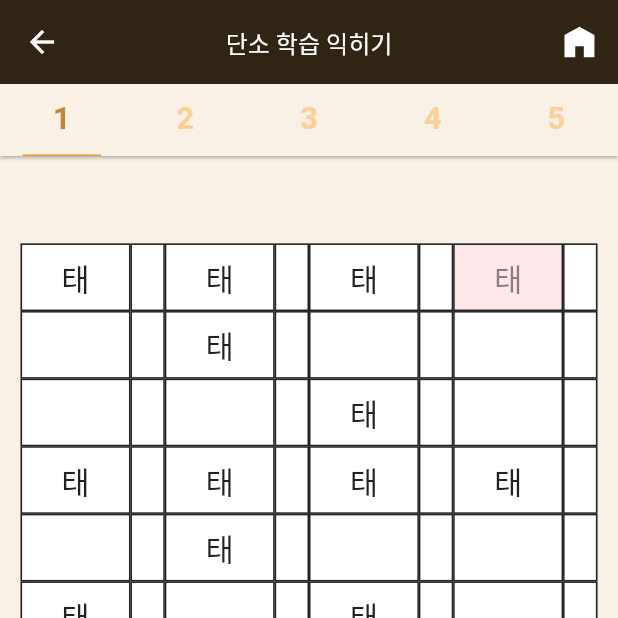
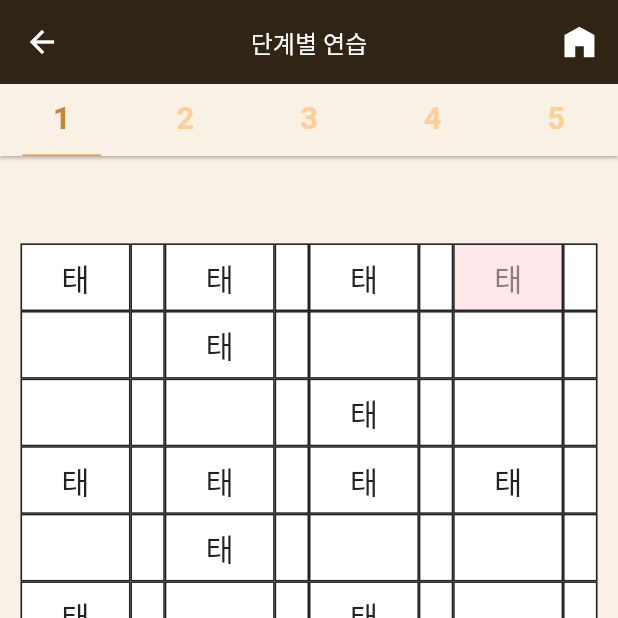
Before and after one commit to anseungwoo/mct_danso, a Flutter app: the MainDansoLearningLevelScreen screen opened directly, on a phone screen of 412 x 824 dp, the top half of it. Run offline on Flutter 3.47's test engine with Material 2 defaults, Android fonts, the phone set to English and light mode, and no system bars; our stand-ins replace assets_audio_player, camera, carousel_slider, device_preview, double_back_to_close_app, flutter_neumorphic and 12 more; missing offline and left inert: audio_session, dart:ffi, flutter_audio_capture, flutter_audio_recorder2, flutter_midi, flutter_youtube_view and 2 more; accounts and stored records are empty; Roboto replaces fonts that are missing (assets/font/NotoSansKR-Medium.otf, assets/font/NotoSansKR-Regular.otf).

Commit message:
선생님들깨 보내기전 수정사항 song_play_and_test.dart 장단 추가함 danso_step_by_step.dart 장단은빼고 단소소리만 적용 my_page_look.dart  path cach로 저장 되는 이슈 처리중 my_page_look_player.dart 화면 반전이 시킴 timer_widget.dart  글자크기를 줄이고 화면에 맞게구성 learning_dialog.dart  반응형다이얼 로그로 바꿈 learning_dialog_icon.dart  정각형으로 바꿈 song_camara_recoding.dart  녹화시에 장단만 나오게됨 song_audio_recorder.dart 녹음시에 장단만 나오게됨 questions_screen.dart 글자 오버플로우땜에 조금 줄임 main_screen.dart 이름이 맞지 않아서 이름 변경 main_danso_learning_test_screen.dart  디스포즈시 초기화해줌 main_danso_learning_level_screen.dart 연습하기 4박장단으로 통일 jungganbo_controller.dart 장단에 따른 스피드 적용 danso_sound_learning_controller.dart 초기화에따른 컨트롤로 수정 camera_record_controller.dart  녹화부분 path부분 수정중 <description> <issue-number>

```diff
--- a/lib/controllers/camera_record/camera_record_controller.dart
+++ b/lib/controllers/camera_record/camera_record_controller.dart
@@ -56,8 +56,11 @@ class CameraRecordController extends GetxController {
     );
     showToast(message: '녹화가 완료되었습니다.');
     _playAndTestController.stateCountTwo();
+    if (Platform.isAndroid) {
+      File(video.path).deleteSync(); // 이코드 주석 처리하니깐 ios에서 실행됨
+    }
+    print(video.path);
 
-    // File(video.path).deleteSync(); // 이코드 주석 처리하니깐 ios에서 실행됨
     _playAndTestController.stateCountTwo();
     audioAndVideoDBController.putAudioAndVideoRecordDB(
         exerPath: video.path, exerType: 'video', songId: songId);
@@ -71,6 +74,7 @@ class CameraRecordController extends GetxController {
 
   Future<void> onRecord() async {
     await controller.startVideoRecording();
+
     showToast(message: '녹화를 시작합니다.');
 
     update();
--- a/lib/controllers/danso_sound_learning_controller.dart
+++ b/lib/controllers/danso_sound_learning_controller.dart
@@ -79,6 +79,9 @@ class DansoSoundLearningController extends GetxController {
     soundTuningState = false;
     listenTuningState = false;
     playTuningState = false;
+    tuningButtonText = '기준음 잡기';
+    buttonListen = '예시듣기';
+    buttonPlay = '불어보기';
     if (isRecording) {
       stopCapture();
     }
--- a/lib/controllers/jungganbo_controller.dart
+++ b/lib/controllers/jungganbo_controller.dart
@@ -28,7 +28,7 @@ class JungganboController extends GetxController {
   int pagenext = 1;
   int sheetHorizontal = 0;
   int copySheetHorizontal = 0;
-  String janDan = "";
+  String jangDan = "";
   final _audioRecorder = FlutterAudioCapture();
   final pitchDetectorDart = PitchDetector(44100, 2000);
   final pitchupDart = PitchHandler(InstrumentType.guitar);
@@ -96,7 +96,7 @@ class JungganboController extends GetxController {
   }
 
   void setSpeed() {
-    switch (janDan) {
+    switch (jangDan) {
       case "중중모리장단":
         assetsAudioPlayer.setPlaySpeed(1.265);
         break;
--- a/lib/screens/main_danso_learning_level_screen.dart
+++ b/lib/screens/main_danso_learning_level_screen.dart
@@ -11,7 +11,7 @@ class MainDansoLearningLevelScreen extends StatelessWidget {
       length: 5,
       child: Scaffold(
         appBar: tabbarAndAppBar(
-          title: '단소 학습 익히기',
+          title: '단계별 연습',
           tabbar: defaultTabBar(
             tabList: [
               Tab(text: '1'),
@@ -28,13 +28,13 @@ class MainDansoLearningLevelScreen extends StatelessWidget {
             DansoStepByStep(
                 currentLevel: '1', sheetData: level1, jangdan: '4박장단'),
             DansoStepByStep(
-                currentLevel: '2', sheetData: level2, jangdan: '중중모리장단'),
+                currentLevel: '2', sheetData: level2, jangdan: '4박장단'),
             DansoStepByStep(
-                currentLevel: '3', sheetData: level3, jangdan: '자진모리장단'),
+                currentLevel: '3', sheetData: level3, jangdan: '4박장단'),
             DansoStepByStep(
-                currentLevel: '4', sheetData: level4, jangdan: '굿거리장단'),
+                currentLevel: '4', sheetData: level4, jangdan: '4박장단'),
             DansoStepByStep(
-                currentLevel: '5', sheetData: level5, jangdan: '세마치장단'),
+                currentLevel: '5', sheetData: level5, jangdan: '4박장단'),
           ],
         ),
       ),
--- a/lib/screens/main_screen.dart
+++ b/lib/screens/main_screen.dart
@@ -105,7 +105,7 @@ class _MainScreenState extends State<MainScreen> {
                         page: LearningSongListScreen()),
                     _homeMenuButton(
                         assetName: QandA_SVG,
-                        title: 'Q&A',
+                        title: 'Q&A와 팁',
                         contant: QUESTIONS,
                         svgHeight: 60,
                         svgWidth: 60,
--- a/lib/screens/questions_screen.dart
+++ b/lib/screens/questions_screen.dart
@@ -34,10 +34,8 @@ class _QuestionsScreenState extends State<QuestionsScreen> {
         appBar: tabbarAndAppBar(
             title: 'Q&A와 팁',
             tabbar: defaultTabBar(tabList: [
-
               TabText('Q&A'),
               TabText('팁'),
-
             ])),
         body: TabBarView(
           children: [
@@ -82,7 +80,7 @@ class _QuestionsScreenState extends State<QuestionsScreen> {
                                       textAlign: TextAlign.start,
                                       style: TextStyle(
                                           color: white,
-                                          fontSize: textSixSize.sp,
+                                          fontSize: textFiveSize.sp,
                                           fontFamily: NOTO_MEDIUM),
                                     ),
                                   ],
--- a/lib/widgets/audio_record/song_audio_recorder.dart
+++ b/lib/widgets/audio_record/song_audio_recorder.dart
@@ -28,6 +28,7 @@ class SongAudioRecorderState extends State<SongAudioRecorder> {
           songId: widget.songId, exerType: 'audio');
       widget.controller.allMidiStop();
       indexManager.stopIndex();
+      widget.controller.jandanStop();
     }
 
     if (audioRecordController.isRecording == false) {
@@ -85,7 +86,7 @@ class SongAudioRecorderState extends State<SongAudioRecorder> {
                     audioRecordController.startRecording();
                     widget.controller.jandanPlay();
                     widget.controller.stepStart();
-                    widget.controller.playJungGanBo(indexManager);
+                    // widget.controller.playJungGanBo(indexManager);
                     // widget.controller.audioSessionConfigure();
                   }
                   if (!widget.controller.startStopState) {
--- a/lib/widgets/camera_record/song_camara_recoding.dart
+++ b/lib/widgets/camera_record/song_camara_recoding.dart
@@ -40,6 +40,7 @@ class _SongCamaraRecodingState extends State<SongCamaraRecoding> {
       cameraRecordcontroller.onStop(songId: widget.songId);
       widget.controller.allMidiStop();
       indexManager.stopIndex();
+      widget.controller.jandanStop();
     }
 
     if (cameraRecordcontroller.isRecording == false) {
@@ -101,7 +102,7 @@ class _SongCamaraRecodingState extends State<SongCamaraRecoding> {
                     widget.controller.jandanPlay();
                     caController.onRecord();
                     widget.controller.stepStart();
-                    widget.controller.playJungGanBo(indexManager);
+                    // widget.controller.playJungGanBo(indexManager);
 
                     //widget.controller.audioSessionConfigure();
                   }
@@ -109,7 +110,6 @@ class _SongCamaraRecodingState extends State<SongCamaraRecoding> {
                     widget.controller.jandanStop();
                     caController.onStop(songId: widget.songId);
                     caController.getBack();
-
                     widget.controller.stepStop();
                     indexManager.stopIndex();
                   }
--- a/lib/widgets/main/learning_dialog_icon.dart
+++ b/lib/widgets/main/learning_dialog_icon.dart
@@ -13,7 +13,7 @@ Widget icon(
     },
     child: Container(
       width: 140.w,
-      height: 140.h,
+      height: 140.w,
       decoration: BoxDecoration(
         color: logoColor,
         borderRadius: BorderRadius.circular(10), //모서리를 둥글게as
--- a/lib/widgets/main/timer_widget.dart
+++ b/lib/widgets/main/timer_widget.dart
@@ -77,7 +77,7 @@ class _TimerWidgetState extends State<TimerWidget> {
           ),
           Text(
             '태(汰)를 부를 준비하세요....',
-            style: TextStyle(fontSize: 20.sp),
+            style: TextStyle(fontSize: 19.sp),
           ),
         ],
       ),
--- a/lib/widgets/my_page/my_page_look.dart
+++ b/lib/widgets/my_page/my_page_look.dart
@@ -31,6 +31,7 @@ class MyPageLook extends StatelessWidget {
           itemBuilder: (BuildContext context, int index) {
             var item = audioAndVideoListController.videoList[index];
             if (audioAndVideoListController.videoList.isNotEmpty) {
+              print("${item.exerPath}");
               return Padding(
                 padding: const EdgeInsets.only(bottom: basicPadding),
                 child: InkWell(
--- a/lib/widgets/my_page/my_page_look_player.dart
+++ b/lib/widgets/my_page/my_page_look_player.dart
@@ -5,6 +5,7 @@ import 'package:project_danso/common/const.dart';
 import 'package:project_danso/widgets/widgets.dart';
 import 'package:video_player/video_player.dart';
 import 'package:flutter/material.dart';
+import 'dart:math' as math;
 
 class VideoApp extends StatefulWidget {
   final videoFilePath;
@@ -44,7 +45,10 @@ class _VideoAppState extends State<VideoApp> {
             if (snapshot.connectionState == ConnectionState.done) {
               return AspectRatio(
                 aspectRatio: videoPlayerController.value.aspectRatio,
-                child: VideoPlayer(videoPlayerController),
+                child: Transform(
+                    alignment: Alignment.center,
+                    transform: Matrix4.rotationY(math.pi),
+                    child: VideoPlayer(videoPlayerController)),
               );
             } else {
               return Center(child: CircularProgressIndicator());
--- a/lib/widgets/play_jungganbo/danso_step_by_step.dart
+++ b/lib/widgets/play_jungganbo/danso_step_by_step.dart
@@ -53,7 +53,7 @@ class _DansoStepByStepState extends State<DansoStepByStep> {
   @override
   Widget build(BuildContext context) {
     var testJungGanBo = JungGanBo('연습곡', widget.jangdan, widget.sheetData);
-    jungganboController.janDan = widget.jangdan;
+    jungganboController.jangDan = widget.jangdan;
     return GetBuilder<JungganboController>(
         init: jungganboController,
         builder: (controller) {
@@ -101,15 +101,15 @@ class _DansoStepByStepState extends State<DansoStepByStep> {
                                 );
                                 // controller.startCapture();
                                 controller.stepStart();
-                                // controller.playJungGanBo(indexManager);
-                                controller.jandanPlay();
+                                controller.playJungGanBo(indexManager);
+                                // controller.jandanPlay();
                                 // controller.audioSessionConfigure();
                               }
                               if (!controller.startStopState) {
                                 // controller.stopCapture();
                                 controller.stepStop();
                                 indexManager.stopIndex();
-                                controller.jandanStop();
+                                // controller.jandanStop();
                               }
                             }),
 
```
Also changed, not shown: lib/screens/main_danso_learning_test_screen.dart (+7 -15 lines), lib/widgets/main/learning_dialog.dart (+3 -4 lines), lib/widgets/play_jungganbo/song_play_and_test.dart (+12 -13 lines).
